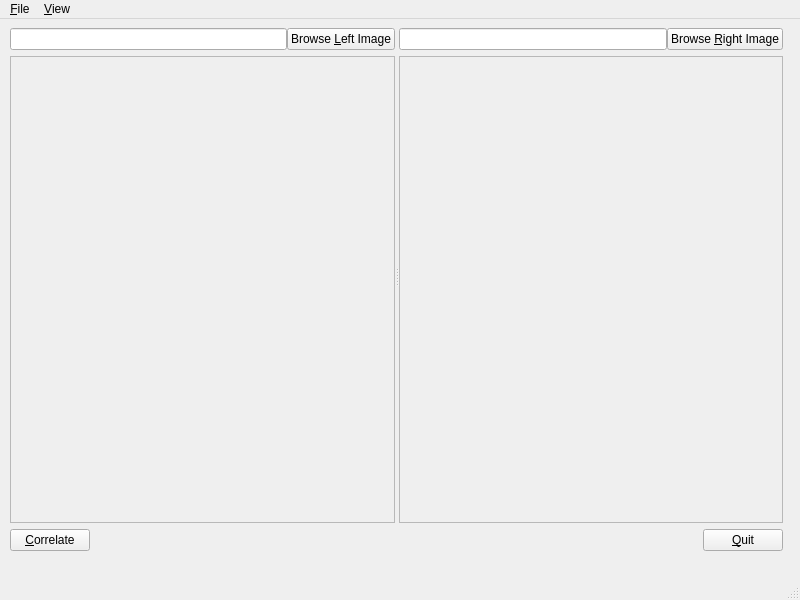
First picture: the form in src/qcorr.ui, repository ubuntuslave/Qcorr, before the edit.
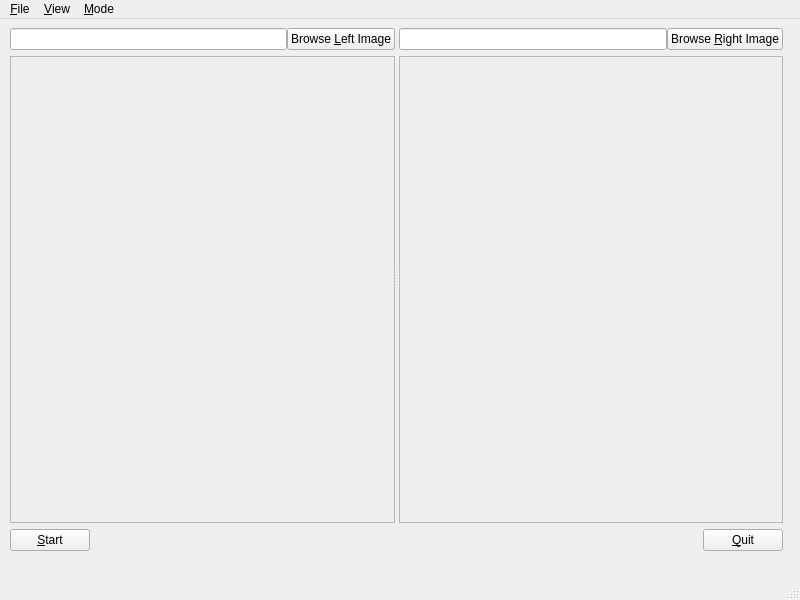
Second picture: the form after the edit.

Commit message: Added disparity mode, and actions to choose operation. However, disparity is not working yet

```diff
--- a/src/qcorr.ui
+++ b/src/qcorr.ui
@@ -168,7 +168,7 @@
        <item>
         <widget class="QPushButton" name="corr_pushButton">
          <property name="text">
-          <string>&amp;Correlate</string>
+          <string>&amp;Start</string>
          </property>
         </widget>
        </item>
@@ -243,8 +243,16 @@
     </property>
     <addaction name="action_Correlation_Map"/>
    </widget>
+   <widget class="QMenu" name="menu_Mode">
+    <property name="title">
+     <string>&amp;Mode</string>
+    </property>
+    <addaction name="actionTemplate_Matching"/>
+    <addaction name="action_Disparity_Finder"/>
+   </widget>
    <addaction name="menu_Menu"/>
    <addaction name="menu_View"/>
+   <addaction name="menu_Mode"/>
   </widget>
   <widget class="QStatusBar" name="statusbar"/>
   <action name="action_Quit">
```
Left out of the diff: 18 changed lines with no effect on the pictures. The commit also changes 6 other files.
